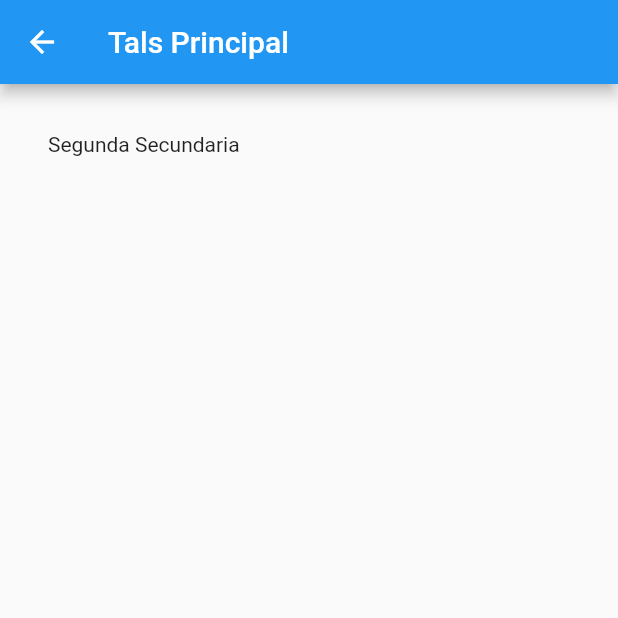
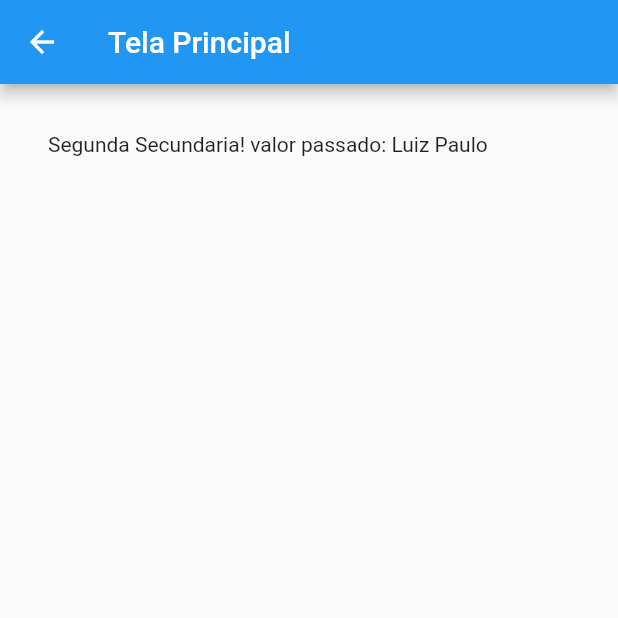
Before and after one commit to luizpaulolppa/flutter-study, a Flutter app: the screen it shows after launch, after a tap on "Ir para segunda tela", on a phone screen of 412 x 824 dp, the top half of it. Run offline on Flutter 3.47's test engine with Material 2 defaults, Android fonts, the phone set to English and light mode, and no system bars.

Commit message:
sending props to new page

```diff
--- a/navegacao/lib/TelaSecundaria.dart
+++ b/navegacao/lib/TelaSecundaria.dart
@@ -1,7 +1,11 @@
 import 'package:flutter/material.dart';
 
 class TelaSecundaria extends StatefulWidget {
-  const TelaSecundaria({Key? key}) : super(key: key);
+  // const TelaSecundaria({Key? key}) : super(key: key);
+
+  String valor;
+
+  TelaSecundaria(this.valor);
 
   @override
   _TelaSecundariaState createState() => _TelaSecundariaState();
@@ -12,14 +16,14 @@ class _TelaSecundariaState extends State<TelaSecundaria> {
   Widget build(BuildContext context) {
     return Scaffold(
       appBar: AppBar(
-        title: Text("Tals Principal"),
+        title: Text("Tela Principal"),
         backgroundColor: Colors.blue,
       ),
       body: Container(
         padding: EdgeInsets.all(32),
         child: Column(
           children: [
-            Text("Segunda Secundaria"),
+            Text("Segunda Secundaria! valor passado: ${widget.valor}"),
           ],
         ),
       ),
--- a/navegacao/lib/main.dart
+++ b/navegacao/lib/main.dart
@@ -19,7 +19,7 @@ class _TelaInicialState extends State<TelaInicial> {
   Widget build(BuildContext context) {
     return Scaffold(
       appBar: AppBar(
-        title: Text("Tals Principal"),
+        title: Text("Tela principal"),
         backgroundColor: Colors.orange,
       ),
       body: Container(
@@ -31,7 +31,9 @@ class _TelaInicialState extends State<TelaInicial> {
               onPressed: () {
                 Navigator.push(
                   context,
-                  MaterialPageRoute(builder: (context) => TelaSecundaria()),
+                  MaterialPageRoute(
+                    builder: (context) => TelaSecundaria("Luiz Paulo"),
+                  ),
                 );
               },
             ),
```
Also changed, not shown: 1 other file.
